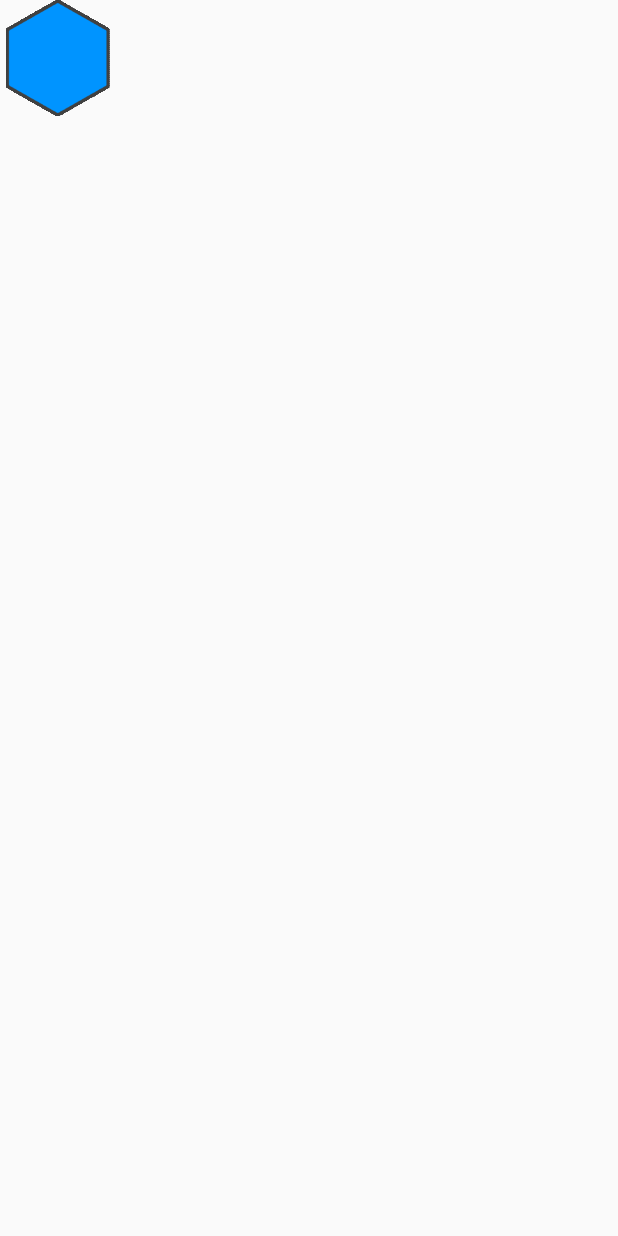
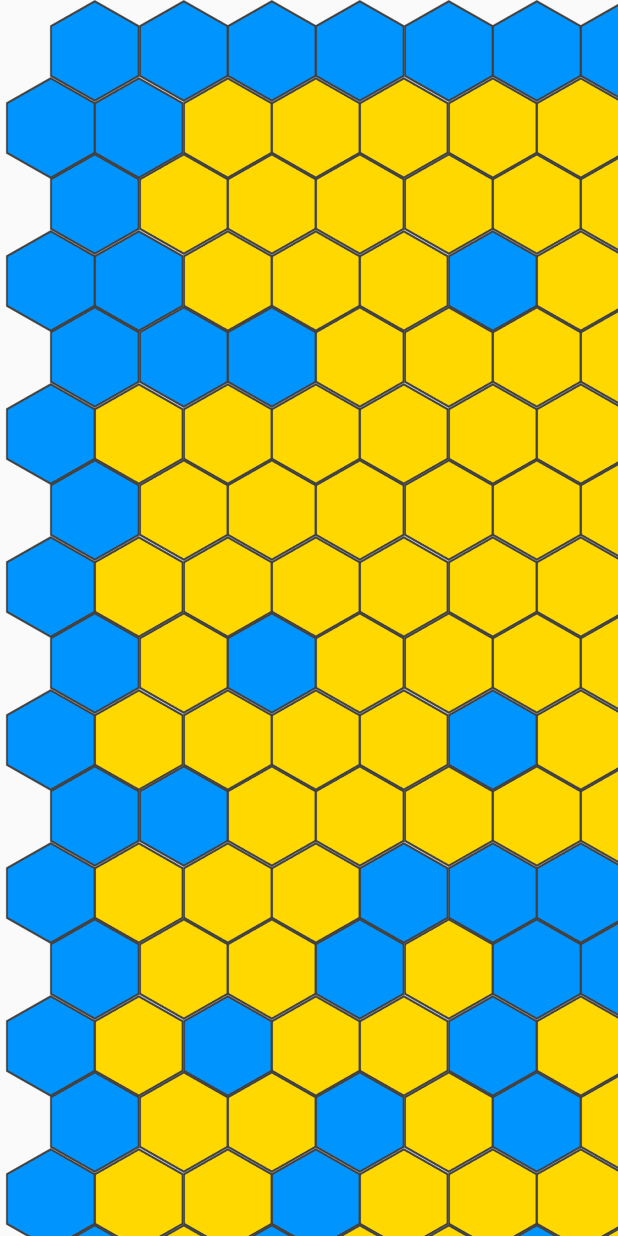
Before and after one commit to hrum/Pirates, an Android app: the screen it shows after launch (GameActivity), on a phone screen of 412 x 824 dp. Run offline under Robolectric (Android 15) with nearby library versions, the phone set to English and light mode, and no system bars.

Commit message:
fixed layout methods

```diff
--- a/app/src/main/java/com/shuvzero/pirates/model/Biome.java
+++ b/app/src/main/java/com/shuvzero/pirates/model/Biome.java
@@ -3,7 +3,7 @@ package com.shuvzero.pirates.model;
 import com.shuvzero.pirates.R;
 
 public enum Biome {
-    Ocean(R.drawable.ocean, 40, false),
+    Ocean(R.drawable.ocean, 30, false),
     Land(R.drawable.land, 100, true);
 
     private int id;
--- a/app/src/main/java/com/shuvzero/pirates/model/Game.java
+++ b/app/src/main/java/com/shuvzero/pirates/model/Game.java
@@ -5,7 +5,7 @@ public class Game {
     private TreasureMap treasureMap;
 
     public void start() {
-        treasureMap = new TreasureMap(25, 10);
+        treasureMap = new TreasureMap(29, 11);
         treasureMap.generate();
     }
 
--- a/app/src/main/java/com/shuvzero/pirates/model/TreasureMap.java
+++ b/app/src/main/java/com/shuvzero/pirates/model/TreasureMap.java
@@ -97,7 +97,7 @@ public class TreasureMap {
         return column;
     }
 
-    private boolean isOddRow(int position) {
+    public boolean isOddRow(int position) {
         return position % block >= width;
     }
 }
--- a/app/src/main/java/com/shuvzero/pirates/view/GameView.java
+++ b/app/src/main/java/com/shuvzero/pirates/view/GameView.java
@@ -11,18 +11,16 @@ import com.shuvzero.pirates.model.Cell;
 import com.shuvzero.pirates.model.Game;
 import com.shuvzero.pirates.model.Point;
 
-import java.util.Map;
-
 public class GameView extends View {
 
-    private float size = 58;
+    private float size = 51;
     private Game game;
-    private Layout layout;
+    private MapLayout layout;
 
     public GameView(Context context, Game game) {
         super(context);
         this.game = game;
-        layout = new Layout(new Point(0,0), size);
+        layout = new MapLayout(game.getTreasureMap(), new Point(0,0), size);
     }
 
     @Override
@@ -34,7 +32,7 @@ public class GameView extends View {
     private void drawMap(Canvas canvas) {
         for(Cell cell: game.getTreasureMap().getCells()) {
             Drawable tile = getDrawable(cell.getBiome().getId());
-            Point p = layout.getPoint(cell.getPosition(), 0);
+            Point p = layout.getPoint(cell.getPosition());
             tile.setBounds(Math.round(p.x()),
                     Math.round(p.y()),
                     Math.round(p.x() + 2 * size),
--- a/app/src/main/java/com/shuvzero/pirates/view/Layout.java
+++ b/app/src/main/java/com/shuvzero/pirates/view/MapLayout.java
@@ -2,22 +2,21 @@ package com.shuvzero.pirates.view;
 
 import com.shuvzero.pirates.model.Cell;
 import com.shuvzero.pirates.model.Point;
+import com.shuvzero.pirates.model.TreasureMap;
 
-public class Layout {
+public class MapLayout {
 
-    private static final float f0 = (float)Math.sqrt(3);
-    private static final float f1 = (float)Math.sqrt(3)/2;
-    private static final float f2 = 0;
-    private static final float f3 = 1.5f;
     private static final float b0 = (float)Math.sqrt(3)/3;
     private static final float b1 = -1.0f/3;
     private static final float b2 = 0;
     private static final float b3 = 2.0f/3;
 
+    private TreasureMap map;
     private Point origin;
     private float size;
 
-    public Layout(Point origin, float size) {
+    public MapLayout(TreasureMap map, Point origin, float size) {
+        this.map = map;
         this.origin = origin;
         this.size = size;
     }
@@ -38,14 +37,17 @@ public class Layout {
         this.size = size;
     }
 
-    public Point getPoint(int position, int width) {
-
-        float x = 0;
-        float y = 0;
+    public Point getPoint(int position) {
+        int row = map.getRow(position);
+        float column = map.getColumn(position);
+        if(!map.isOddRow(position))
+            column += 0.5f;
+        float x = column * (float)Math.sqrt(3) * size;
+        float y = row * 6.0f/4 * size;
         return new Point(x + origin.x(), y + origin.y());
     }
 
-    public Cell getHexPoint(Point p) {
+    public Cell getPosition(Point p) {
         Point point = new Point((p.x() - origin.x()) / size, (p.y() - origin.y()) / size);
         float qF = b0 * point.x() + b1 * point.y();
         float rF = b2 * point.x() + b3 * point.y();
```
Also changed, not shown: 1 other file.
